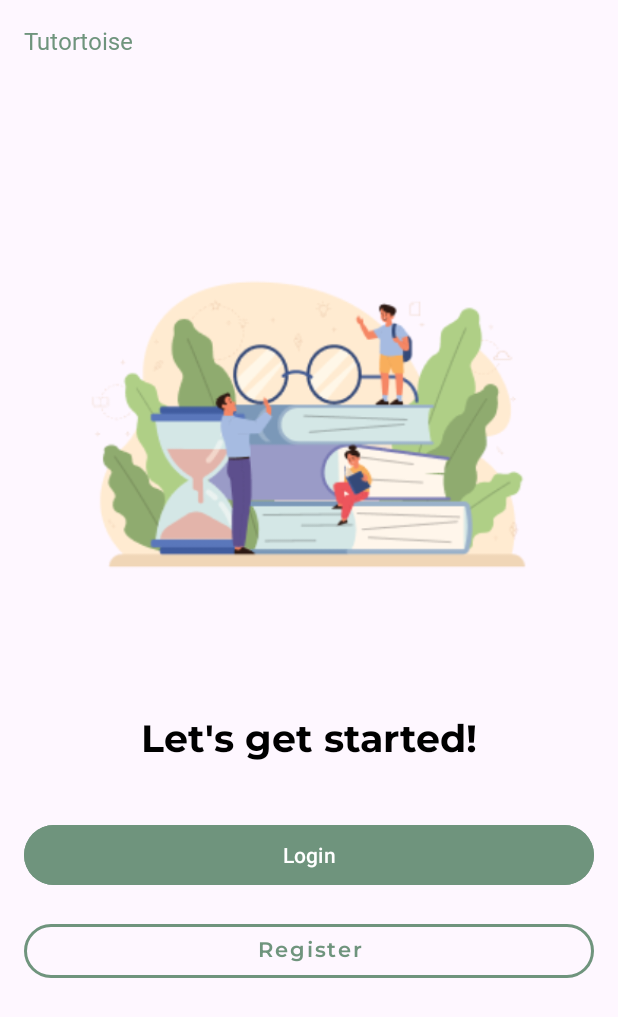
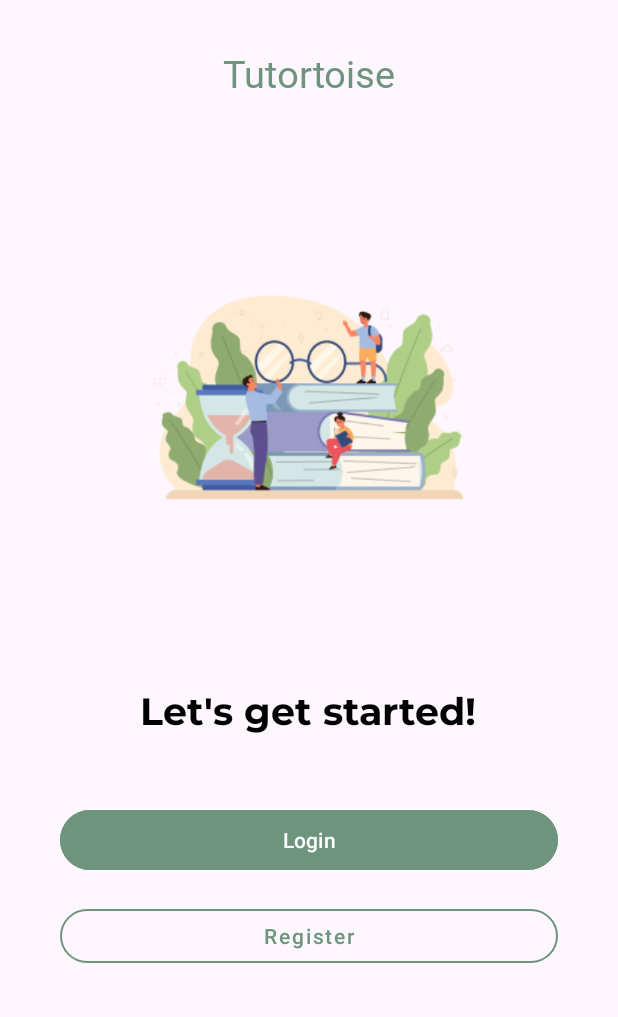
Before and after one commit to Tutortoise/tutortoise-app, an Android app: the OnboardingFragment4 screen opened through its navigation route, after a tap on "Continue", on a phone screen of 412 x 824 dp. Shown: the top 1017 px of the screen. Run offline under Robolectric (Android 15) with nearby library versions, the phone set to English and light mode, and no system bars; our stand-ins replace navigation-ui.

Commit message:
feat: enhance onboarding content with animations and style updates for the statusbar

```diff
--- a/app/src/main/java/com/tutortoise/tutortoise/onboarding/OnboardingFragment1.kt
+++ b/app/src/main/java/com/tutortoise/tutortoise/onboarding/OnboardingFragment1.kt
@@ -2,6 +2,7 @@ package com.tutortoise.tutortoise.onboarding
 
 import android.animation.Animator
 import android.animation.Animator.AnimatorListener
+import android.animation.AnimatorSet
 import android.animation.ObjectAnimator
 import android.animation.ValueAnimator
 import android.os.Bundle
@@ -33,12 +34,15 @@ class OnboardingFragment1 : Fragment() {
     override fun onViewCreated(view: View, savedInstanceState: Bundle?) {
         super.onViewCreated(view, savedInstanceState)
 
+        // Animate content area on entry
+        animateContentArea(true)
+
         val indicators = binding.pageIndicator.let {
             listOf<ImageView>(
-                it.getChildAt(0) as ImageView,  // First indicator (active)
-                it.getChildAt(1) as ImageView,  // Second indicator
-                it.getChildAt(2) as ImageView,  // Third indicator
-                it.getChildAt(3) as ImageView   // Fourth indicator
+                it.getChildAt(0) as ImageView,
+                it.getChildAt(1) as ImageView,
+                it.getChildAt(2) as ImageView,
+                it.getChildAt(3) as ImageView
             )
         }
 
@@ -49,13 +53,15 @@ class OnboardingFragment1 : Fragment() {
         indicators[0].animateIndicatorWidth(inactiveWidth, activeWidth)
 
         binding.skipButton.setOnClickListener {
-            findNavController().navigate(R.id.action_onboardingFragment1_to_loginRegisterFragment)
+            animateContentArea(false) {
+                findNavController().navigate(R.id.action_onboardingFragment1_to_loginRegisterFragment)
+            }
         }
 
         binding.continueButton.setOnClickListener {
-            // Animate current indicator back to dot
-            indicators[0].animateIndicatorWidth(activeWidth, inactiveWidth) {
-                // Navigate after animation completes
+            // Animate current indicator back to dot and content area out
+            indicators[0].animateIndicatorWidth(activeWidth, inactiveWidth)
+            animateContentArea(false) {
                 findNavController().navigate(R.id.action_onboardingFragment1_to_onboardingFragment2)
             }
         }
@@ -64,6 +70,19 @@ class OnboardingFragment1 : Fragment() {
     override fun onDestroyView() {
         super.onDestroyView()
         _binding = null
+    }
+
+    private fun animateContentArea(entering: Boolean, onAnimationEnd: () -> Unit = {}) {
+        val contentLayout = binding.contentLayout
+
+        contentLayout.animate()
+            .alpha(if (entering) 1f else 0f)
+            .setDuration(300)
+            .setInterpolator(AccelerateDecelerateInterpolator())
+            .withEndAction {
+                onAnimationEnd()
+            }
+            .start()
     }
 
     private fun ImageView.animateIndicatorWidth(from: Int, to: Int, onEnd: () -> Unit = {}) {
--- a/app/src/main/java/com/tutortoise/tutortoise/onboarding/OnboardingFragment4.kt
+++ b/app/src/main/java/com/tutortoise/tutortoise/onboarding/OnboardingFragment4.kt
@@ -33,6 +33,10 @@ class OnboardingFragment4 : Fragment() {
 
     override fun onViewCreated(view: View, savedInstanceState: Bundle?) {
         super.onViewCreated(view, savedInstanceState)
+
+        animateContentArea(true)
+
+
         val sharedPref = requireActivity().getSharedPreferences("AppPreferences", AppCompatActivity.MODE_PRIVATE)
         val editor = sharedPref.edit()
         editor.putBoolean("isFirstRun", false)
@@ -63,9 +67,8 @@ class OnboardingFragment4 : Fragment() {
         indicators[3].animateIndicatorWidth(inactiveWidth, activeWidth)
 
         binding.continueButton.setOnClickListener {
-            // Animate current indicator back to dot
-            indicators[3].animateIndicatorWidth(activeWidth, inactiveWidth) {
-                // Navigate after animation completes
+            indicators[3].animateIndicatorWidth(activeWidth, inactiveWidth)
+            animateContentArea(false) {
                 findNavController().navigate(R.id.action_onboardingFragment4_to_loginRegisterFragment)
             }
         }
@@ -74,6 +77,19 @@ class OnboardingFragment4 : Fragment() {
     override fun onDestroyView() {
         super.onDestroyView()
         _binding = null
+    }
+
+    private fun animateContentArea(entering: Boolean, onAnimationEnd: () -> Unit = {}) {
+        val contentLayout = binding.contentLayout
+
+        contentLayout.animate()
+            .alpha(if (entering) 1f else 0f)
+            .setDuration(300)
+            .setInterpolator(AccelerateDecelerateInterpolator())
+            .withEndAction {
+                onAnimationEnd()
+            }
+            .start()
     }
 
     private fun ImageView.animateIndicatorWidth(from: Int, to: Int, onEnd: () -> Unit = {}) {
--- a/app/src/main/res/layout/fragment_login_register.xml
+++ b/app/src/main/res/layout/fragment_login_register.xml
@@ -1,77 +1,88 @@
 <?xml version="1.0" encoding="utf-8"?>
-<androidx.constraintlayout.widget.ConstraintLayout xmlns:android="http://schemas.android.com/apk/res/android"
+<androidx.constraintlayout.widget.ConstraintLayout
+    xmlns:android="http://schemas.android.com/apk/res/android"
     xmlns:app="http://schemas.android.com/apk/res-auto"
     xmlns:tools="http://schemas.android.com/tools"
     android:layout_width="match_parent"
     android:layout_height="match_parent"
     android:padding="16dp">
 
+    <!-- Top Bar (App Name) -->
     <TextView
         android:id="@+id/appName"
         android:layout_width="wrap_content"
         android:layout_height="wrap_content"
         android:text="@string/tutortoise"
-        android:textSize="16sp"
+        android:textSize="25sp"
+        android:paddingTop="15dp"
+        android:textColor="@color/darkgreen"
+        android:fontFamily="@font/montserrat_extra_bold"
+        app:layout_constraintTop_toTopOf="parent"
         app:layout_constraintStart_toStartOf="parent"
-        app:layout_constraintTop_toTopOf="parent"
-        android:textColor="@color/darkgreen"
-        android:fontFamily="@font/montserrat_extra_bold"/>
+        app:layout_constraintEnd_toEndOf="parent"
+        android:layout_marginBottom="24dp"
+        />
 
+    <!-- Content Area (Illustration and Header) -->
+    <LinearLayout
+        android:id="@+id/contentLayout"
+        android:layout_width="match_parent"
+        android:layout_height="wrap_content"
+        android:orientation="vertical"
+        android:gravity="center_horizontal"
+        app:layout_constraintTop_toBottomOf="@id/appName"
+        app:layout_constraintStart_toStartOf="parent"
+        app:layout_constraintEnd_toEndOf="parent"
+        android:layout_marginTop="24dp"
+        android:layout_marginBottom="24dp">
+
+        <!-- Login/Register Illustration -->
         <ImageView
             android:id="@+id/onboardingIllust1"
-        android:layout_width="350dp"
+            android:layout_width="250dp"
             android:layout_height="350dp"
-        android:layout_marginTop="70dp"
-        android:src="@drawable/ilustrasi5"
-        app:layout_constraintBottom_toTopOf="@id/welcomeText"
-        app:layout_constraintEnd_toEndOf="parent"
-        app:layout_constraintHorizontal_bias="0.497"
-        app:layout_constraintStart_toStartOf="parent"
-        app:layout_constraintTop_toBottomOf="@id/appName"
-        app:layout_constraintVertical_bias="0.4"/>
+            android:src="@drawable/ilustrasi5" />
 
+        <!-- Welcome Text Header -->
         <TextView
             android:id="@+id/welcomeText"
             android:layout_width="wrap_content"
             android:layout_height="wrap_content"
             android:text="@string/loginRegisHeader"
-        android:gravity="center"
             android:textSize="25sp"
             android:textColor="@android:color/black"
             android:fontFamily="@font/montserrat_bold"
-        app:layout_constraintTop_toBottomOf="@id/onboardingIllust1"
-        app:layout_constraintStart_toStartOf="parent"
-        app:layout_constraintEnd_toEndOf="parent"
-        android:layout_marginTop="16dp" />
+            android:gravity="center"
+            android:layout_marginTop="16dp"
+            android:layout_marginBottom="40dp"
+            />
 
+
+        <!-- Login Button -->
         <com.google.android.material.button.MaterialButton
             android:id="@+id/continueButton"
-        android:layout_width="0dp"
+            android:layout_width="match_parent"
+            android:layout_marginHorizontal="24dp"
             android:layout_height="wrap_content"
+            android:text="@string/btnLogin"
             android:backgroundTint="@color/darkgreen"
-        android:text="@string/btnLogin"
             android:textColor="@android:color/white"
-        app:layout_constraintTop_toBottomOf="@id/welcomeText"
-        app:layout_constraintStart_toStartOf="parent"
-        app:layout_constraintEnd_toEndOf="parent"
-        android:layout_marginTop="32dp"
             app:cornerRadius="50dp" />
 
+        <!-- Register Button -->
         <com.google.android.material.button.MaterialButton
             android:id="@+id/registButton"
-        android:layout_width="0dp"
+            android:layout_width="match_parent"
+            android:layout_marginHorizontal="24dp"
             android:layout_height="wrap_content"
             style="@style/Widget.MaterialComponents.Button.OutlinedButton"
             android:text="@string/btnRegister"
             android:textAllCaps="false"
-        android:fontFamily="@font/montserrat_semi_bold"
             android:textColor="@color/darkgreen"
-        app:layout_constraintTop_toBottomOf="@id/continueButton"
-        app:layout_constraintStart_toStartOf="parent"
-        app:layout_constraintEnd_toEndOf="parent"
             android:layout_marginTop="16dp"
             app:strokeColor="@color/darkgreen"
-        app:strokeWidth="2dp"
             app:cornerRadius="50dp" />
+    </LinearLayout>
+
 
 </androidx.constraintlayout.widget.ConstraintLayout>
--- a/app/src/main/res/layout/fragment_onboarding1.xml
+++ b/app/src/main/res/layout/fragment_onboarding1.xml
@@ -14,6 +14,7 @@
         android:layout_height="wrap_content"
         android:text="@string/tutortoise"
         android:textSize="16sp"
+        android:paddingTop="10dp"
         android:textColor="@color/darkgreen"
         android:fontFamily="@font/montserrat_extra_bold"
         app:layout_constraintTop_toTopOf="parent"
@@ -25,6 +26,7 @@
         android:layout_height="wrap_content"
         android:text="@string/skip"
         android:textSize="10sp"
+        android:paddingTop="10dp"
         android:textColor="@color/black"
         android:fontFamily="@font/montserrat_regular"
         android:drawableEnd="@drawable/ic_next"
--- a/app/src/main/res/layout/fragment_onboarding2.xml
+++ b/app/src/main/res/layout/fragment_onboarding2.xml
@@ -14,6 +14,7 @@
         android:layout_height="wrap_content"
         android:text="@string/tutortoise"
         android:textSize="16sp"
+        android:paddingTop="10dp"
         android:textColor="@color/darkgreen"
         android:fontFamily="@font/montserrat_extra_bold"
         app:layout_constraintTop_toTopOf="parent"
@@ -25,6 +26,7 @@
         android:layout_height="wrap_content"
         android:text="@string/skip"
         android:textSize="10sp"
+        android:paddingTop="10dp"
         android:textColor="@color/black"
         android:fontFamily="@font/montserrat_regular"
         android:drawableEnd="@drawable/ic_next"
--- a/app/src/main/res/layout/fragment_onboarding3.xml
+++ b/app/src/main/res/layout/fragment_onboarding3.xml
@@ -14,6 +14,7 @@
         android:layout_height="wrap_content"
         android:text="@string/tutortoise"
         android:textSize="16sp"
+        android:paddingTop="10dp"
         android:textColor="@color/darkgreen"
         android:fontFamily="@font/montserrat_extra_bold"
         app:layout_constraintTop_toTopOf="parent"
@@ -27,6 +28,7 @@
         android:layout_height="wrap_content"
         android:text="@string/skip"
         android:textSize="10sp"
+        android:paddingTop="10dp"
         android:textColor="@color/black"
         android:fontFamily="@font/montserrat_regular"
         android:drawableEnd="@drawable/ic_next"
--- a/app/src/main/res/layout/fragment_onboarding4.xml
+++ b/app/src/main/res/layout/fragment_onboarding4.xml
@@ -14,7 +14,7 @@
         android:layout_height="wrap_content"
         android:text="@string/tutortoise"
         android:textSize="25sp"
-        android:layout_marginTop="10dp"
+        android:paddingTop="15dp"
         android:textColor="@color/darkgreen"
         android:fontFamily="@font/montserrat_extra_bold"
         app:layout_constraintTop_toTopOf="parent"
--- a/app/src/main/res/values/themes.xml
+++ b/app/src/main/res/values/themes.xml
@@ -2,7 +2,7 @@
     <!-- Base application theme. -->
     <style name="Base.Theme.Tutortoise" parent="Theme.Material3.DayNight.NoActionBar">
         <!-- Customize your light theme here. -->
-        <!-- <item name="colorPrimary">@color/my_light_primary</item> -->
+         <item name="colorPrimary">@color/darkgreen</item>
     </style>
 
     <style name="Theme.Tutortoise" parent="Base.Theme.Tutortoise" />
```
Also changed, not shown: app/src/main/java/com/tutortoise/tutortoise/onboarding/OnboardingFragment2.kt (+21 -4 lines), app/src/main/java/com/tutortoise/tutortoise/onboarding/OnboardingFragment3.kt (+20 -4 lines). Lines whose indentation alone changed are shown as unchanged.
